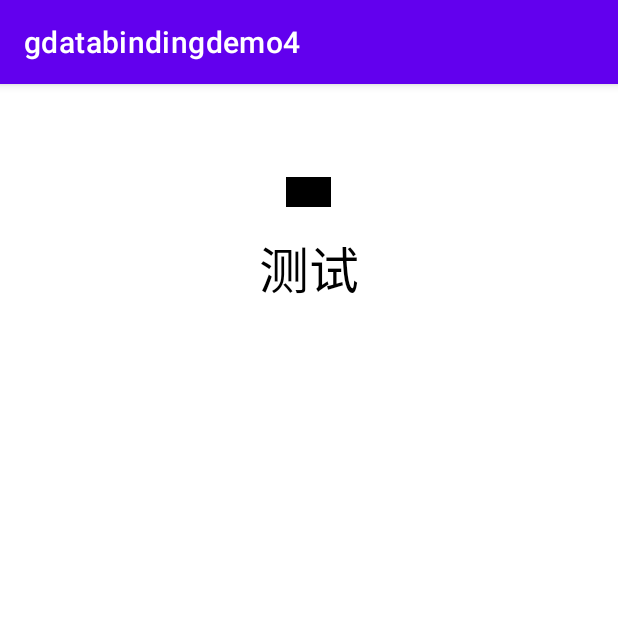
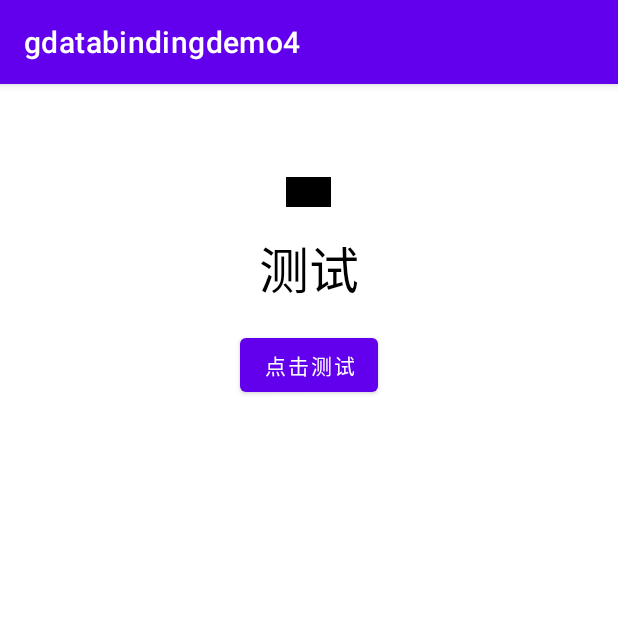
Before and after one commit to guoergongzi/GMVVMDemo, an Android app: the screen it shows after launch (MainActivity), on a phone screen of 412 x 824 dp, the top half of it. Run offline under Robolectric (Android 15) with nearby library versions, the phone set to English and light mode, and no system bars; our stand-ins replace data binding; 3 statements that could not run were skipped.

```diff
--- a/gdatabindingdemo4/src/main/java/com/gegz/gdatabindingdemo4/BindingAdapterImpl.java
+++ b/gdatabindingdemo4/src/main/java/com/gegz/gdatabindingdemo4/BindingAdapterImpl.java
@@ -23,7 +23,6 @@ public class BindingAdapterImpl {
         Glide.with(imageView.getContext()).load(imageUrl).into(imageView);
     }
 
-
     /**
      * 调整控件宽高
      */
--- /dev/null
+++ b/gdatabindingdemo4/src/main/java/com/gegz/gdatabindingdemo4/ClickProcessor.java
@@ -0,0 +1,17 @@
+package com.gegz.gdatabindingdemo4;
+
+import android.content.Context;
+import android.widget.Toast;
+
+/**
+ * 测试lambda表达式
+ */
+public class ClickProcessor {
+
+    /**
+     * 点击按钮后显示Toast
+     */
+    public void showToast(Context context) {
+        Toast.makeText(context, "点击了测试按钮", Toast.LENGTH_SHORT).show();
+    }
+}
--- a/gdatabindingdemo4/src/main/java/com/gegz/gdatabindingdemo4/MainActivity.java
+++ b/gdatabindingdemo4/src/main/java/com/gegz/gdatabindingdemo4/MainActivity.java
@@ -27,5 +27,7 @@ public class MainActivity extends AppCompatActivity {
         mainBinding.setViewWidth(300);
         // 测试自定义属性覆盖系统属性
         mainBinding.setTextContent("测试");
+        // 测试lambda表达式
+        mainBinding.setClickProcessor(new ClickProcessor());
     }
 }
--- a/gdatabindingdemo4/src/main/res/layout/activity_main.xml
+++ b/gdatabindingdemo4/src/main/res/layout/activity_main.xml
@@ -18,6 +18,10 @@
         <variable
             name="textContent"
             type="String" />
+
+        <variable
+            name="clickProcessor"
+            type="com.gegz.gdatabindingdemo4.ClickProcessor" />
     </data>
 
     <LinearLayout
@@ -48,5 +52,12 @@
             android:text="@{textContent}"
             android:textColor="@color/black"
             android:textSize="33sp" />
+
+        <Button
+            android:layout_width="wrap_content"
+            android:layout_height="wrap_content"
+            android:layout_marginTop="16dp"
+            android:onClick="@{() -> clickProcessor.showToast(context)}"
+            android:text="点击测试" />
     </LinearLayout>
 </layout>
```
